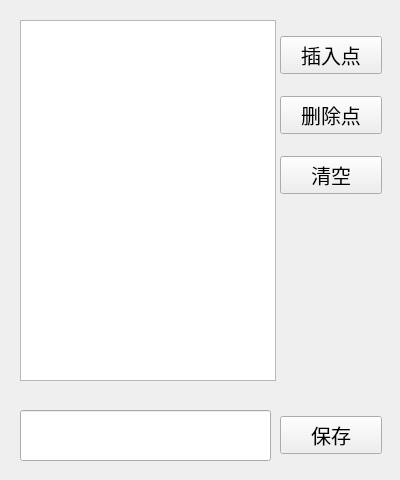
Above: ui/ui_file/path_point_recorder.ui from Jiongyu/third_modular_robot before the change. Below: the same form after it.
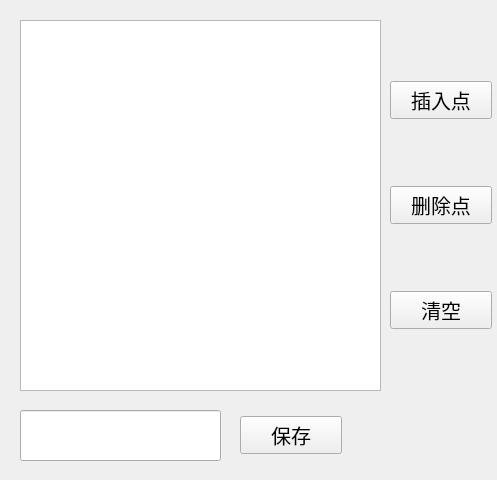
That is the form after the change.

Commit message: update the width of the path point windows

The edit to the form file:
```diff
--- a/ui/ui_file/path_point_recorder.ui
+++ b/ui/ui_file/path_point_recorder.ui
@@ -6,7 +6,7 @@
    <rect>
     <x>0</x>
     <y>0</y>
-    <width>400</width>
+    <width>497</width>
     <height>480</height>
    </rect>
   </property>
@@ -16,10 +16,10 @@
   <widget class="QWidget" name="verticalLayoutWidget">
    <property name="geometry">
     <rect>
-     <x>280</x>
+     <x>390</x>
      <y>20</y>
      <width>102</width>
-     <height>191</height>
+     <height>371</height>
     </rect>
    </property>
    <layout class="QVBoxLayout" name="verticalLayout">
@@ -64,7 +64,7 @@
   <widget class="QWidget" name="verticalLayoutWidget_2">
    <property name="geometry">
     <rect>
-     <x>280</x>
+     <x>240</x>
      <y>400</y>
      <width>102</width>
      <height>71</height>
@@ -90,8 +90,8 @@
     <rect>
      <x>20</x>
      <y>20</y>
-     <width>256</width>
-     <height>361</height>
+     <width>361</width>
+     <height>371</height>
     </rect>
    </property>
    <property name="font">
@@ -105,7 +105,7 @@
     <rect>
      <x>20</x>
      <y>410</y>
-     <width>251</width>
+     <width>201</width>
      <height>51</height>
     </rect>
    </property>
```
The commit also changes 4 other files.
